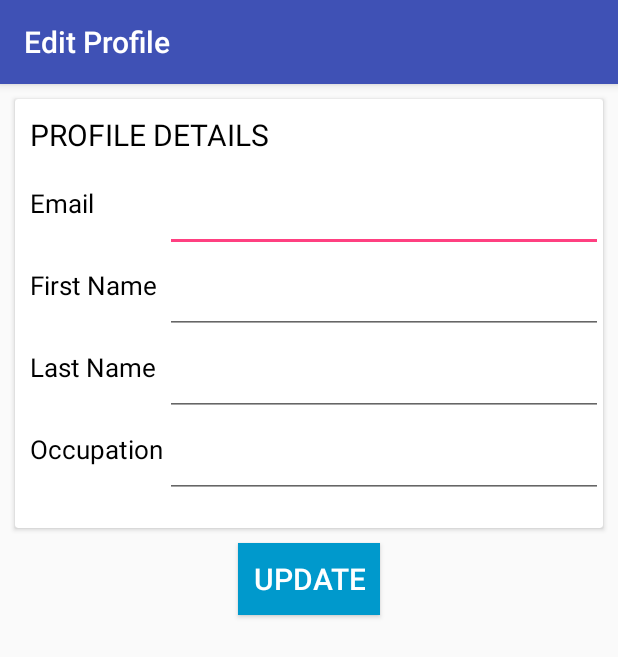
After one commit to samiraj99/LanguageTutorial, an Android app: the EditProfile screen opened directly, with no data from a screen before it, on a phone screen of 412 x 824 dp. The commit adds this screen. Shown: the top 657 px of the screen. Run offline under Robolectric (Android 15) with nearby library versions, the phone set to English and light mode, and no system bars; our stand-ins replace Firebase (no records; nobody signed in at launch, a user with empty details on screens opened directly); 4 statements that could not run were skipped.

Commit message:
Profile Updation Added

```diff
--- /dev/null
+++ b/app/src/main/java/com/foslipy/languagetutorial/EditProfile.java
@@ -0,0 +1,94 @@
+package com.foslipy.languagetutorial;
+
+import android.app.ProgressDialog;
+import android.os.Bundle;
+import android.support.annotation.NonNull;
+import android.support.v7.app.AppCompatActivity;
+import android.text.TextUtils;
+import android.view.View;
+import android.widget.Button;
+import android.widget.EditText;
+import android.widget.Toast;
+import com.google.android.gms.tasks.OnCompleteListener;
+import com.google.android.gms.tasks.Task;
+import com.google.firebase.auth.FirebaseAuth;
+import com.google.firebase.database.DatabaseReference;
+import com.google.firebase.database.FirebaseDatabase;
+
+public class EditProfile extends AppCompatActivity {
+
+    DatabaseReference databaseReference;
+    FirebaseAuth firebaseAuth;
+    String User_First_Name,User_Last_Name,User_Email,User_Occupation;
+    EditText First_Name,Last_Name,Email,Occupation;
+    Button Update;
+    ProgressDialog dialog;
+    @Override
+    protected void onCreate(Bundle savedInstanceState) {
+        super.onCreate(savedInstanceState);
+        setContentView(R.layout.activity_edit_profile);
+        First_Name=findViewById(R.id.EditProfile_First_name);
+        Last_Name=findViewById(R.id.EditProfile_last_name);
+        Email=findViewById(R.id.EditProfile_Email);
+        Occupation=findViewById(R.id.EditProfile_Occupation);
+        Update=findViewById(R.id.EditProfile_update_button);
+        databaseReference= FirebaseDatabase.getInstance().getReference();
+        firebaseAuth=FirebaseAuth.getInstance();
+        dialog=new ProgressDialog(this);
+
+        User_First_Name=getIntent().getExtras().getString("First_Name");
+        User_Last_Name=getIntent().getExtras().getString("Last_Name");
+        User_Email=getIntent().getExtras().getString("Email");
+        User_Occupation=getIntent().getExtras().getString("Occupation");
+
+        First_Name.setText(User_First_Name);
+        Last_Name.setText(User_Last_Name);
+        Email.setText(User_Email);
+        Occupation.setText(User_Occupation);
+
+        Update.setOnClickListener(new View.OnClickListener() {
+            @Override
+            public void onClick(View view) {
+                User_First_Name=First_Name.getText().toString();
+                User_Last_Name=Last_Name.getText().toString();
+                User_Email=Email.getText().toString();
+                User_Occupation=Occupation.getText().toString();
+
+                if(TextUtils.isEmpty(User_First_Name))
+                {
+                    Toast.makeText(EditProfile.this, "Enter Email ...!", Toast.LENGTH_SHORT).show();
+                }
+                if(TextUtils.isEmpty(User_Last_Name))
+                {
+                    Toast.makeText(EditProfile.this, "Enter Email ...!", Toast.LENGTH_SHORT).show();
+                }
+                if(TextUtils.isEmpty(User_Email))
+                {
+                    Toast.makeText(EditProfile.this, "Enter Email ...!", Toast.LENGTH_SHORT).show();
+                }
+                if(TextUtils.isEmpty(User_Occupation))
+                {
+                    Toast.makeText(EditProfile.this, "Enter Email ...!", Toast.LENGTH_SHORT).show();
+                }
+                dialog.setMessage("Updating...!");
+                dialog.show();
+                RegistrationData edit = new RegistrationData(User_First_Name,User_Last_Name,User_Occupation,User_Email);
+                databaseReference.child(firebaseAuth.getUid()).child("Info").setValue(edit).addOnCompleteListener(new OnCompleteListener<Void>() {
+                    @Override
+                    public void onComplete(@NonNull Task<Void> task) {
+                        if (task.isSuccessful())
+                        {
+                            dialog.dismiss();
+                            finish();
+                        }else
+                            {
+                            Toast.makeText(EditProfile.this, "Profile Has been Updated ", Toast.LENGTH_SHORT).show();
+                        }
+
+                    }
+                });
+            }
+        });
+
+    }
+}
--- a/app/src/main/java/com/foslipy/languagetutorial/ProfileActivity.java
+++ b/app/src/main/java/com/foslipy/languagetutorial/ProfileActivity.java
@@ -1,9 +1,12 @@
 package com.foslipy.languagetutorial;
 
 import android.app.ProgressDialog;
+import android.content.Intent;
 import android.support.annotation.NonNull;
 import android.support.v7.app.AppCompatActivity;
 import android.os.Bundle;
+import android.view.View;
+import android.widget.Button;
 import android.widget.TextView;
 
 import com.google.firebase.auth.FirebaseAuth;
@@ -21,6 +24,8 @@ TextView Image_first_name,First_name,Last_name,Email,Occupation;
 FirebaseUser user;
 String uid;
 ProgressDialog dialog;
+Button Edit;
+String User_first_name,User_last_name,User_email,User_occupation;
 @Override
     protected void onCreate(Bundle savedInstanceState) {
         super.onCreate(savedInstanceState);
@@ -33,6 +38,7 @@ ProgressDialog dialog;
         Last_name=findViewById(R.id.Profile_last_name);
         Email=findViewById(R.id.Profile_email);
         Occupation=findViewById(R.id.Profile_occupation);
+        Edit=findViewById(R.id.Profile_button_edit);
         dialog=new ProgressDialog(this);
 
         dialog.setMessage("Loading..!");
@@ -40,10 +46,10 @@ ProgressDialog dialog;
         databaseReference.addValueEventListener(new ValueEventListener() {
             @Override
             public void onDataChange(@NonNull DataSnapshot dataSnapshot) {
-                String User_first_name=dataSnapshot.child(uid).child("Info").child("FirstName").getValue(String.class);
-                String User_last_name=dataSnapshot.child(uid).child("Info").child("LastName").getValue(String.class);
-                String User_email=dataSnapshot.child(uid).child("Info").child("Email").getValue(String.class);
-                String User_occupation=dataSnapshot.child(uid).child("Info").child("Occupation").getValue(String.class);
+                 User_first_name=dataSnapshot.child(uid).child("Info").child("FirstName").getValue(String.class);
+                 User_last_name=dataSnapshot.child(uid).child("Info").child("LastName").getValue(String.class);
+                 User_email=dataSnapshot.child(uid).child("Info").child("Email").getValue(String.class);
+                 User_occupation=dataSnapshot.child(uid).child("Info").child("Occupation").getValue(String.class);
 
                 Image_first_name.setText(User_first_name);
                 First_name.setText(User_first_name);
@@ -55,13 +61,24 @@ ProgressDialog dialog;
                 {
                     dialog.dismiss();
                 }
-
             }
-
             @Override
             public void onCancelled(@NonNull DatabaseError databaseError) {
 
             }
         });
+
+        Edit.setOnClickListener(new View.OnClickListener() {
+            @Override
+            public void onClick(View view) {
+                Intent edit = new Intent(ProfileActivity.this,EditProfile.class);
+                edit.putExtra("First_Name",User_first_name);
+                edit.putExtra("Last_Name",User_last_name);
+                edit.putExtra("Email",User_email);
+                edit.putExtra("Occupation",User_occupation);
+                startActivity(edit);
+            }
+        });
+
     }
 }
--- /dev/null
+++ b/app/src/main/res/layout/activity_edit_profile.xml
@@ -0,0 +1,130 @@
+<?xml version="1.0" encoding="utf-8"?>
+<RelativeLayout xmlns:android="http://schemas.android.com/apk/res/android"
+    xmlns:tools="http://schemas.android.com/tools"
+    android:layout_width="match_parent"
+    android:layout_height="match_parent"
+    tools:context="com.foslipy.languagetutorial.EditProfile">
+
+    <android.support.v7.widget.CardView
+        android:id="@+id/CardView"
+        android:layout_margin="10dp"
+        android:layout_width="match_parent"
+        android:layout_height="wrap_content">
+
+        <RelativeLayout
+            android:layout_width="match_parent"
+            android:layout_height="wrap_content">
+
+            <TextView
+                android:id="@+id/EditProfile_text_profile"
+                android:layout_width="match_parent"
+                android:layout_height="wrap_content"
+                android:text="@string/profile_details"
+                android:textColor="#000"
+                android:textSize="20sp"
+                android:padding="10dp"
+                />
+            <TextView
+                android:id="@+id/EditProfile_text_email"
+                android:layout_width="wrap_content"
+                android:layout_height="wrap_content"
+                android:layout_below="@+id/EditProfile_text_profile"
+                android:padding="10dp"
+                android:text="@string/email"
+                android:textSize="17sp"
+                android:textColor="#000"
+                />
+            <EditText
+                android:id="@+id/EditProfile_Email"
+                android:layout_width="match_parent"
+                android:layout_height="wrap_content"
+                android:padding="15dp"
+                android:layout_marginStart="100dp"
+                android:layout_marginLeft="100dp"
+                android:textSize="17sp"
+                android:layout_below="@+id/EditProfile_text_profile"
+                android:inputType="textEmailAddress"
+                 />
+            <TextView
+                android:id="@+id/EditProfile_text_first_name"
+                android:layout_width="wrap_content"
+                android:layout_height="wrap_content"
+                android:layout_below="@+id/EditProfile_Email"
+                android:padding="10dp"
+                android:text="@string/first_name"
+                android:textSize="17sp"
+                android:textColor="#000"
+                />
+            <EditText
+                android:id="@+id/EditProfile_First_name"
+                android:layout_width="match_parent"
+                android:layout_height="wrap_content"
+                android:padding="15dp"
+                android:layout_marginStart="100dp"
+                android:layout_marginLeft="100dp"
+                android:textSize="17sp"
+                android:layout_below="@+id/EditProfile_Email"
+                android:inputType="textEmailAddress"
+                />
+            <TextView
+                android:id="@+id/EditProfile_text_last_name"
+                android:layout_width="wrap_content"
+                android:layout_height="wrap_content"
+                android:layout_below="@+id/EditProfile_First_name"
+                android:padding="10dp"
+                android:text="@string/last_name"
+                android:textSize="17sp"
+                android:textColor="#000"
+                />
+            <EditText
+                android:id="@+id/EditProfile_last_name"
+                android:layout_width="match_parent"
+                android:layout_height="wrap_content"
+                android:padding="15dp"
+                android:layout_marginStart="100dp"
+                android:layout_marginLeft="100dp"
+                android:textSize="17sp"
+                android:layout_below="@+id/EditProfile_First_name"
+                android:inputType="textEmailAddress"
+                />
+
+            <TextView
+                android:id="@+id/EditProfile_text_occupation"
+                android:layout_width="wrap_content"
+                android:layout_height="wrap_content"
+                android:layout_below="@+id/EditProfile_last_name"
+                android:padding="10dp"
+                android:text="@string/occupation"
+                android:textSize="17sp"
+                android:textColor="#000"
+                />
+            <EditText
+                android:id="@+id/EditProfile_Occupation"
+                android:layout_width="match_parent"
+                android:layout_height="wrap_content"
+                android:padding="15dp"
+                android:layout_marginStart="100dp"
+                android:layout_marginLeft="100dp"
+                android:textSize="17sp"
+                android:layout_below="@+id/EditProfile_last_name"
+                android:inputType="textEmailAddress"
+                android:layout_marginBottom="20dp"
+                />
+        </RelativeLayout>
+
+
+    </android.support.v7.widget.CardView>
+
+    <Button
+        android:id="@+id/EditProfile_update_button"
+        android:layout_width="wrap_content"
+        android:layout_height="wrap_content"
+        android:layout_below="@+id/CardView"
+        android:layout_centerHorizontal="true"
+        android:background="@android:color/holo_blue_dark"
+        android:textColor="@android:color/white"
+        android:text="@string/update"
+        android:textSize="20sp"
+        android:padding="10dp"
+        />
+</RelativeLayout>
--- a/app/src/main/res/values/strings.xml
+++ b/app/src/main/res/values/strings.xml
@@ -32,4 +32,5 @@
     <string name="expert_progress">EXPERT PROGRESS</string>
     <string name="profile_details">PROFILE DETAILS</string>
     <string name="advance_progress">ADVANCE PROGRESS</string>
+    <string name="update">UPDATE</string>
 </resources>
```
Also changed, not shown: app/src/main/AndroidManifest.xml (+6 -3 lines).
